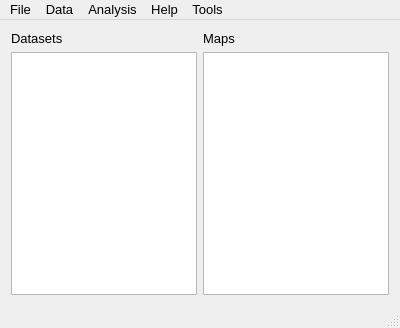
This is GUI/mainwindow.ui in VespucciProject/Vespucci as Qt 5 draws it before an edit. The edited form follows.
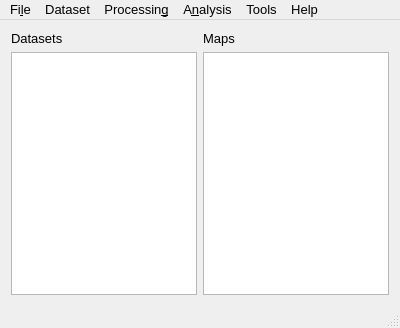
This is the edited form. Icons and pictures are not drawn.

Commit message: Fix to .pro files for new personal linux environment (using default install paths wherever possible). Changed from recursion to iteration in Vespucci::Math::diff. New form class for editing settings

Patch:
```diff
--- a/GUI/mainwindow.ui
+++ b/GUI/mainwindow.ui
@@ -67,12 +67,12 @@
      <x>0</x>
      <y>0</y>
      <width>400</width>
-     <height>20</height>
+     <height>30</height>
     </rect>
    </property>
    <widget class="QMenu" name="menuFile">
     <property name="title">
-     <string>File</string>
+     <string>Fi&amp;le</string>
     </property>
     <addaction name="actionImport_Dataset_from_File"/>
     <addaction name="actionImport_From_Multiple_Point_Spectra"/>
@@ -93,7 +93,7 @@
    </widget>
    <widget class="QMenu" name="menuData">
     <property name="title">
-     <string>Data</string>
+     <string>Dataset</string>
     </property>
     <widget class="QMenu" name="menuData_Pre_Processing">
      <property name="title">
@@ -141,7 +141,7 @@
    </widget>
    <widget class="QMenu" name="menuMap">
     <property name="title">
-     <string>Analysis</string>
+     <string>A&amp;nalysis</string>
     </property>
     <widget class="QMenu" name="menuNew_Multivariate_Map">
      <property name="enabled">
@@ -183,11 +183,28 @@
     </property>
     <addaction name="actionSettings"/>
    </widget>
+   <widget class="QMenu" name="menuProcessing">
+    <property name="title">
+     <string>Processin&amp;g</string>
+    </property>
+    <addaction name="actionFilter_Derivatize"/>
+    <addaction name="actionNormalize_Standardize"/>
+    <addaction name="actionSubtract_Background"/>
+    <addaction name="actionCorrect_Baseline"/>
+    <addaction name="actionCrop"/>
+    <addaction name="actionReject_Clipped_Spectra"/>
+    <addaction name="actionBooleanize_Clamp"/>
+    <addaction name="actionRemove_Vectors_of_Zeros"/>
+    <addaction name="actionTransform_Abscissa"/>
+    <addaction name="actionFourierTransform"/>
+    <addaction name="actionInterpolate_to_New_Abscissa"/>
+   </widget>
    <addaction name="menuFile"/>
    <addaction name="menuData"/>
+   <addaction name="menuProcessing"/>
    <addaction name="menuMap"/>
-   <addaction name="menuHelp"/>
    <addaction name="menuTools"/>
+   <addaction name="menuHelp"/>
   </widget>
   <widget class="QStatusBar" name="statusBar"/>
   <action name="actionExit">
```
Left out of the diff: 111 changed lines with no effect on the pictures. The commit also changes 7 other files.
